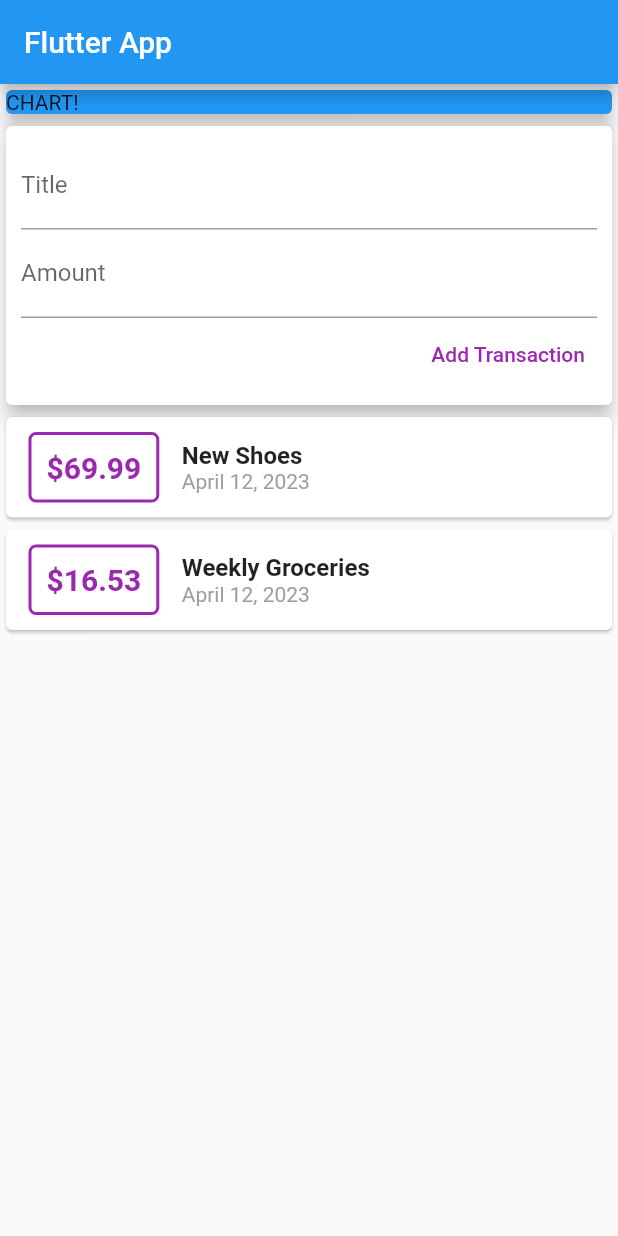
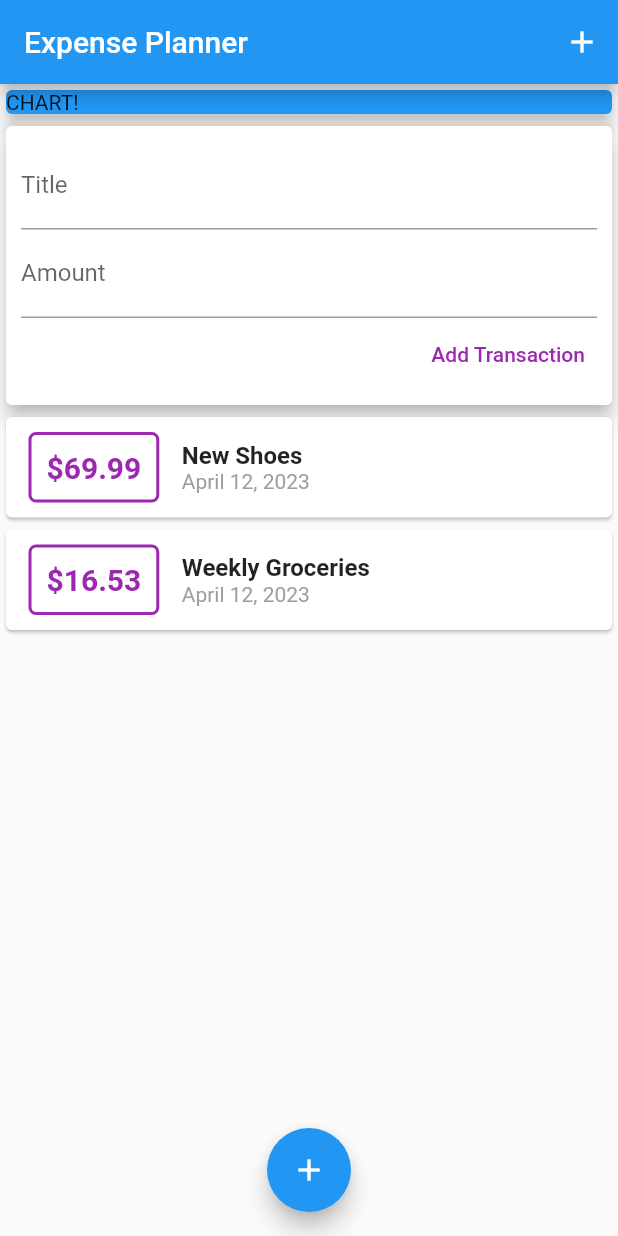
Before and after one commit to zakdim/flutter_expense_planner, a Flutter app: the screen it shows after launch, on a phone screen of 412 x 824 dp. Run offline on Flutter 3.47's test engine with Material 2 defaults, Android fonts, the phone set to English and light mode, and no system bars.

Commit message:
s04-359 Adding AppBar buttons & floating action buttons

```diff
--- a/lib/main.dart
+++ b/lib/main.dart
@@ -24,7 +24,10 @@ class MyHomePage extends StatelessWidget {
   Widget build(BuildContext context) {
     return Scaffold(
       appBar: AppBar(
-        title: Text('Flutter App'),
+        title: Text('Expense Planner'),
+        actions: [
+          IconButton(onPressed: () {}, icon: Icon(Icons.add)),
+        ],
       ),
       body: SingleChildScrollView(
         child: Column(
@@ -43,6 +46,11 @@ class MyHomePage extends StatelessWidget {
           ],
         ),
       ),
+      floatingActionButtonLocation: FloatingActionButtonLocation.centerFloat,
+      floatingActionButton: FloatingActionButton(
+        child: Icon(Icons.add),
+        onPressed: () {},
+      ),
     );
   }
 }
```
